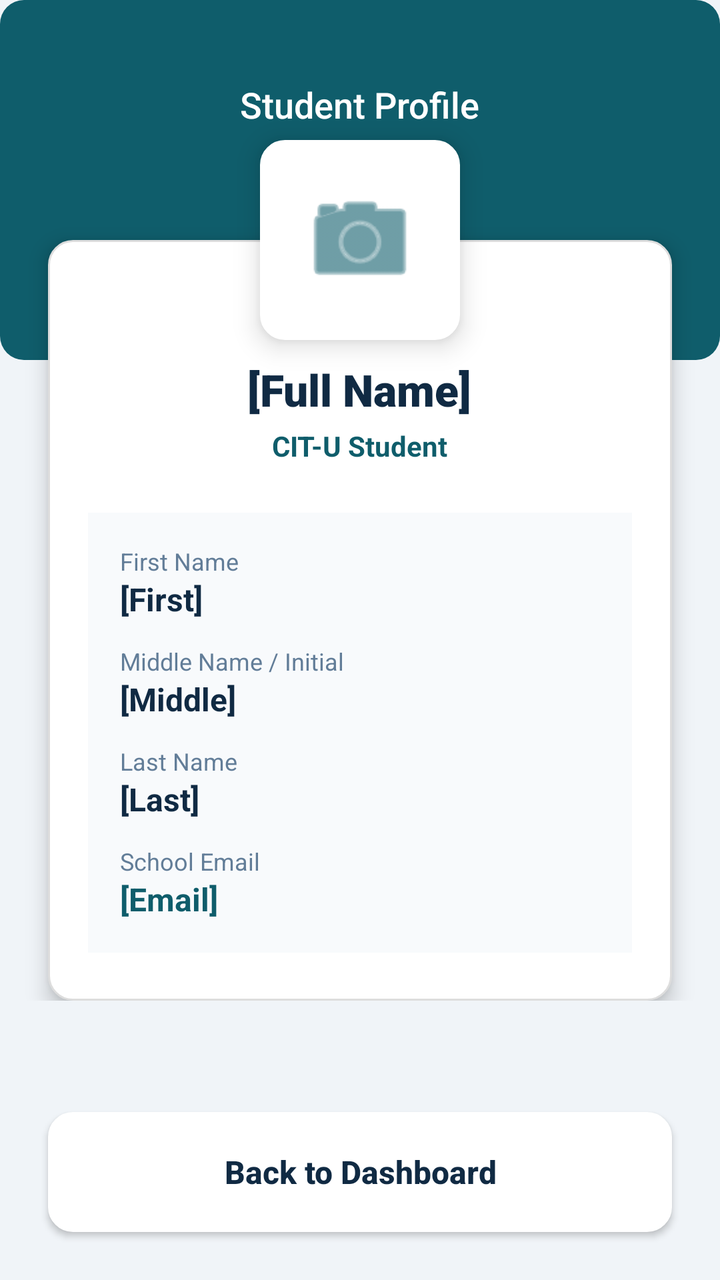
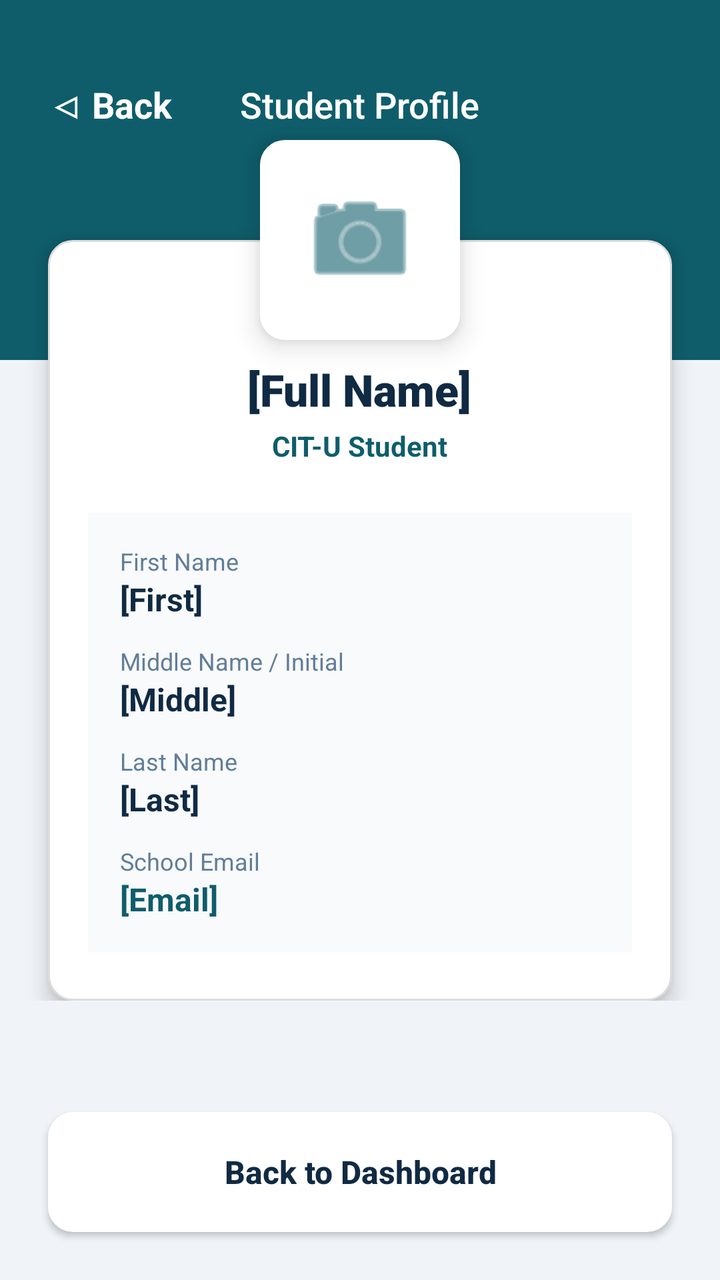

Screens rendered from an Android XML layout before and after an edit, with the pre-edit source and the edit as a unified diff.
<!-- AndroidManifest.xml: application theme Theme.TeknoKumpas -->
<!-- res/layout/activity_profile.xml -->
<?xml version="1.0" encoding="utf-8"?>
<RelativeLayout xmlns:android="http://schemas.android.com/apk/res/android"
    xmlns:app="http://schemas.android.com/apk/res-auto"
    android:layout_width="match_parent"
    android:layout_height="match_parent"
    android:background="#F0F4F8">

    <View
        android:id="@+id/rlTopBar"
        android:layout_width="match_parent"
        android:layout_height="180dp"
        android:background="@drawable/bg_solid_button" />

    <ScrollView
        android:layout_width="match_parent"
        android:layout_height="match_parent"
        android:layout_above="@id/btnBackToDashboard"
        android:clipToPadding="false"
        android:paddingBottom="20dp">

        <RelativeLayout
            android:layout_width="match_parent"
            android:layout_height="wrap_content">

            <TextView
                android:layout_width="wrap_content"
                android:layout_height="wrap_content"
                android:layout_centerHorizontal="true"
                android:layout_marginTop="40dp"
                android:text="Student Profile"
                android:textColor="#FFFFFF"
                android:textSize="18sp"
                android:fontFamily="sans-serif-medium" />

            <LinearLayout
                android:id="@+id/llProfileHeader"
                android:layout_width="match_parent"
                android:layout_height="wrap_content"
                android:layout_marginTop="120dp"
                android:layout_marginStart="24dp"
                android:layout_marginEnd="24dp"
                android:background="@drawable/bg_input_field"
                android:elevation="6dp"
                android:orientation="vertical"
                android:paddingTop="60dp"
                android:paddingBottom="24dp"
                android:paddingStart="20dp"
                android:paddingEnd="20dp"
                android:gravity="center_horizontal">

                <TextView
                    android:id="@+id/tvDisplayUsername"
                    android:layout_width="wrap_content"
                    android:layout_height="wrap_content"
                    android:text="[Full Name]"
                    android:textColor="#102A43"
                    android:textSize="22sp"
                    android:fontFamily="sans-serif-black" />

                <TextView
                    android:layout_width="wrap_content"
                    android:layout_height="wrap_content"
                    android:layout_marginTop="4dp"
                    android:text="CIT-U Student"
                    android:textColor="#0F5D6B"
                    android:textSize="14sp"
                    android:textStyle="bold"
                    android:layout_marginBottom="24dp"/>

                <LinearLayout
                    android:layout_width="match_parent"
                    android:layout_height="wrap_content"
                    android:orientation="vertical"
                    android:background="#F8FAFC"
                    android:padding="16dp">

                    <TextView android:layout_width="wrap_content" android:layout_height="wrap_content" android:text="First Name" android:textColor="#627D98" android:textSize="12sp" />
                    <TextView android:id="@+id/tvFirstName" android:layout_width="wrap_content" android:layout_height="wrap_content" android:text="[First]" android:textColor="#102A43" android:textSize="16sp" android:textStyle="bold" android:layout_marginBottom="12dp"/>

                    <TextView android:layout_width="wrap_content" android:layout_height="wrap_content" android:text="Middle Name / Initial" android:textColor="#627D98" android:textSize="12sp" />
                    <TextView android:id="@+id/tvMiddleName" android:layout_width="wrap_content" android:layout_height="wrap_content" android:text="[Middle]" android:textColor="#102A43" android:textSize="16sp" android:textStyle="bold" android:layout_marginBottom="12dp"/>

                    <TextView android:layout_width="wrap_content" android:layout_height="wrap_content" android:text="Last Name" android:textColor="#627D98" android:textSize="12sp" />
                    <TextView android:id="@+id/tvLastName" android:layout_width="wrap_content" android:layout_height="wrap_content" android:text="[Last]" android:textColor="#102A43" android:textSize="16sp" android:textStyle="bold" android:layout_marginBottom="12dp"/>

                    <TextView android:layout_width="wrap_content" android:layout_height="wrap_content" android:text="School Email" android:textColor="#627D98" android:textSize="12sp" />
                    <TextView android:id="@+id/tvEmail" android:layout_width="wrap_content" android:layout_height="wrap_content" android:text="[Email]" android:textColor="#0F5D6B" android:textSize="16sp" android:textStyle="bold" />
                </LinearLayout>
            </LinearLayout>

            <ImageView
                android:id="@+id/ivProfilePic"
                android:layout_width="100dp"
                android:layout_height="100dp"
                android:layout_centerHorizontal="true"
                android:layout_marginTop="70dp"
                android:background="@drawable/bg_input_field"
                android:backgroundTint="#FFFFFF"
                android:elevation="8dp"
                android:src="@android:drawable/ic_menu_camera"
                android:padding="20dp"
                app:tint="#0F5D6B" />

        </RelativeLayout>
    </ScrollView>


    <androidx.appcompat.widget.AppCompatButton
        android:id="@+id/btnBackToDashboard"
        android:layout_width="match_parent"
        android:layout_height="60dp"
        android:layout_alignParentBottom="true"
        android:layout_margin="24dp"
        android:background="@drawable/bg_input_field"
        android:backgroundTint="#FFFFFF"
        android:text="Back to Dashboard"
        android:textAllCaps="false"
        android:textColor="#102A43"
        android:textSize="16sp"
        android:textStyle="bold"
        android:elevation="4dp"/>

</RelativeLayout>
<!-- resources referenced by this layout -->
<resources>
  <!-- drawable bg_input_field (drawable) -->
  <shape xmlns:android="http://schemas.android.com/apk/res/android">
      <solid android:color="#FFFFFF" />
      <corners android:radius="12dp" />
      <stroke android:width="1dp" android:color="#DDDDDD" />
  </shape>
  <!-- drawable bg_solid_button (drawable) -->
  <shape xmlns:android="http://schemas.android.com/apk/res/android">
      <solid android:color="#0F5D6B" /> <corners android:radius="12dp" />
  </shape>
  <style name="Theme.TeknoKumpas" parent="Base.Theme.TeknoKumpas" />
  <style name="Base.Theme.TeknoKumpas" parent="Theme.Material3.DayNight.NoActionBar">
          
          
      </style>
</resources>

<!-- the commit's change to res/layout/activity_profile.xml (unified diff, before → after) -->
@@ -21,6 +21,16 @@
         <RelativeLayout
             android:layout_width="match_parent"
             android:layout_height="wrap_content">
+            <TextView
+                android:id="@+id/btnBackProfileTop"
+                android:layout_width="wrap_content"
+                android:layout_height="wrap_content"
+                android:layout_marginStart="24dp"
+                android:layout_marginTop="40dp"
+                android:text="◁ Back"
+                android:textColor="#FFFFFF"
+                android:textSize="18sp"
+                android:textStyle="bold" />
 
             <TextView
                 android:layout_width="wrap_content"
<!-- resource entries referenced after the edit -->
@@ -8,7 +8,7 @@
   </shape>
   <!-- drawable bg_solid_button (drawable) -->
   <shape xmlns:android="http://schemas.android.com/apk/res/android">
-      <solid android:color="#0F5D6B" /> <corners android:radius="12dp" />
+      <solid android:color="#0F5D6B" />
   </shape>
   <style name="Theme.TeknoKumpas" parent="Base.Theme.TeknoKumpas" />
   <style name="Base.Theme.TeknoKumpas" parent="Theme.Material3.DayNight.NoActionBar">
